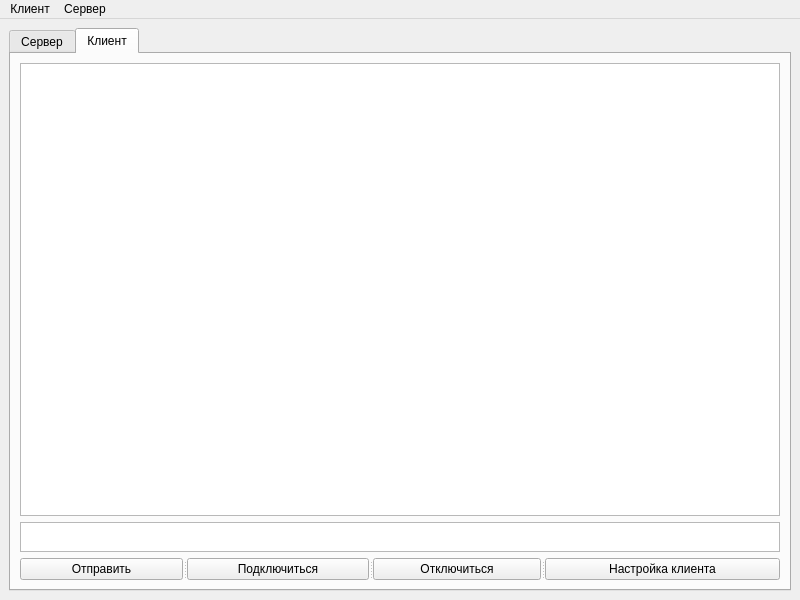
Before: the Qt Designer form mainwindow.ui in Rokli/NetMonitor, drawn with Qt 5.
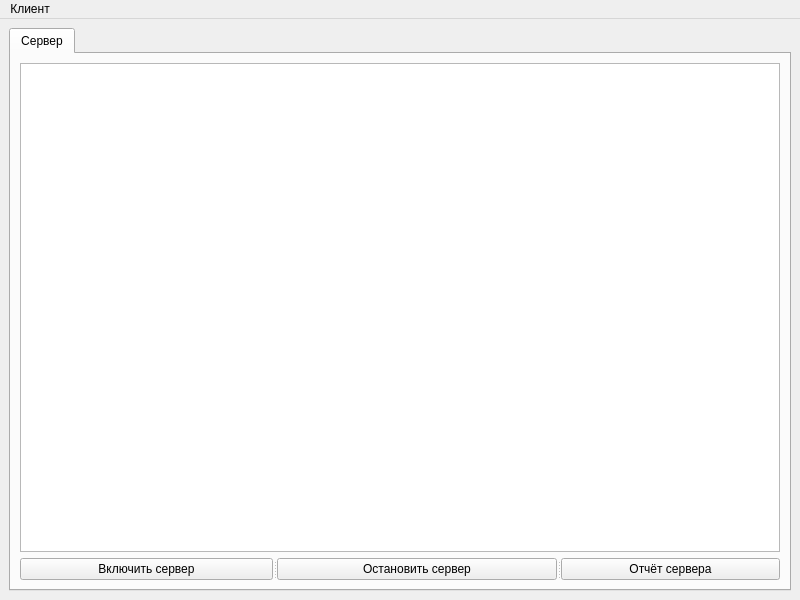
After: the same form once the commit is applied.

Commit message: repair server

Patch:
```diff
--- a/mainwindow.ui
+++ b/mainwindow.ui
@@ -17,8 +17,11 @@
    <layout class="QHBoxLayout" name="horizontalLayout">
     <item>
      <widget class="QTabWidget" name="tabWidget">
+      <property name="enabled">
+       <bool>true</bool>
+      </property>
       <property name="currentIndex">
-       <number>1</number>
+       <number>0</number>
       </property>
       <widget class="QWidget" name="tabServer">
        <attribute name="title">
@@ -69,57 +72,6 @@
         </item>
        </layout>
       </widget>
-      <widget class="QWidget" name="tabClient">
-       <attribute name="title">
-        <string>Клиент</string>
-       </attribute>
-       <layout class="QVBoxLayout" name="verticalLayout_2">
-        <item>
-         <widget class="QTextEdit" name="consoleClient">
-          <property name="readOnly">
-           <bool>true</bool>
-          </property>
-         </widget>
-        </item>
-        <item>
-         <widget class="QPlainTextEdit" name="textEditInsert">
-          <property name="maximumSize">
-           <size>
-            <width>16777215</width>
-            <height>30</height>
-           </size>
-          </property>
-         </widget>
-        </item>
-        <item>
-         <widget class="QSplitter" name="splitter_2">
-          <property name="orientation">
-           <enum>Qt::Orientation::Horizontal</enum>
-          </property>
-          <widget class="QPushButton" name="buttonSendClient">
-           <property name="text">
-            <string>Отправить</string>
-           </property>
-          </widget>
-          <widget class="QPushButton" name="buttonConnect">
-           <property name="text">
-            <string>Подключиться</string>
-           </property>
-          </widget>
-          <widget class="QPushButton" name="buttonDisconnect">
-           <property name="text">
-            <string>Отключиться</string>
-           </property>
-          </widget>
-          <widget class="QPushButton" name="buttonSettingClient">
-           <property name="text">
-            <string>Настройка клиента</string>
-           </property>
-          </widget>
-         </widget>
-        </item>
-       </layout>
-      </widget>
      </widget>
     </item>
    </layout>
@@ -139,14 +91,7 @@
     </property>
     <addaction name="createClient"/>
    </widget>
-   <widget class="QMenu" name="menuServer">
-    <property name="title">
-     <string>Сервер</string>
-    </property>
-    <addaction name="settingsServer"/>
-   </widget>
    <addaction name="menuClient"/>
-   <addaction name="menuServer"/>
   </widget>
   <action name="createClient">
    <property name="text">
```
The commit also changes 21 other files.
